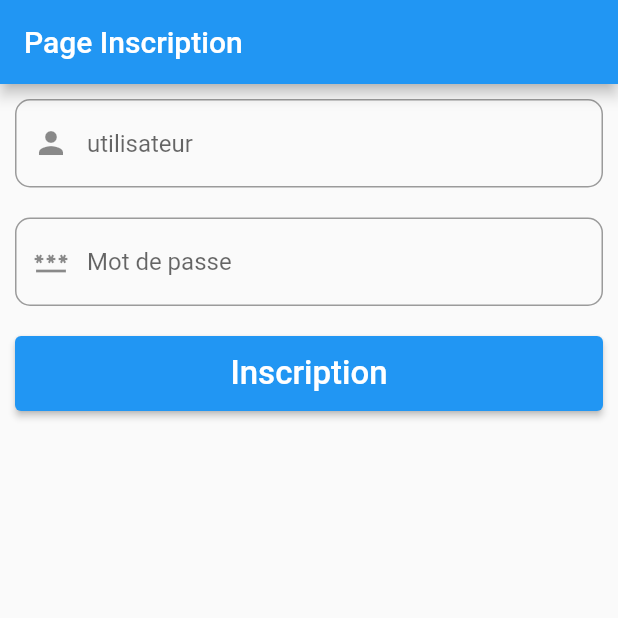
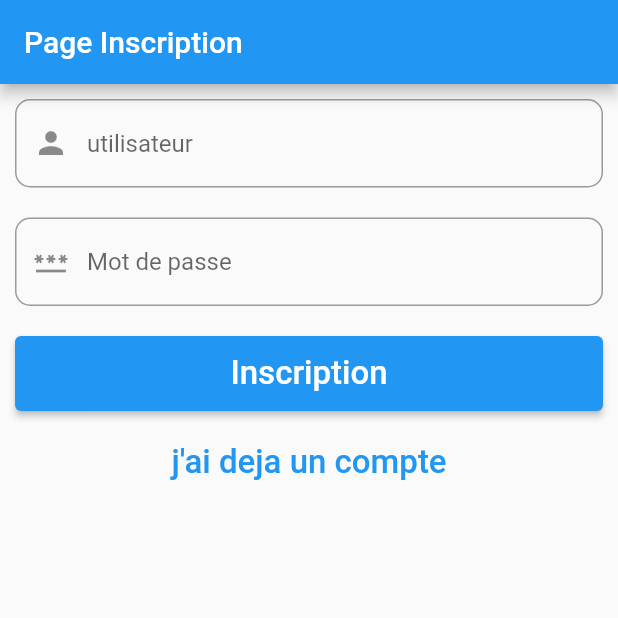
Before and after one commit to rouamansour/Voyage_app, a Flutter app: the screen it shows after launch, on a phone screen of 412 x 824 dp, the top half of it. Run offline on Flutter 3.47's test engine with Material 2 defaults, Android fonts, the phone set to English and light mode, and no system bars.

Commit message:
add button txt

```diff
--- a/voyage/lib/pages/inscription.page.dart
+++ b/voyage/lib/pages/inscription.page.dart
@@ -44,13 +44,13 @@ class InscriptionPage extends StatelessWidget{
                   },
                   child: Text('Inscription',style: TextStyle(fontSize: 22))),
                 ),
-                // TextButton(
-                //   child: Text("j'ai deja un compte",
-                //   style: TextStyle(fontSize: 22)),
-                //   onPressed: (() {
-                //     Navigator.pop(context);
-                //     Navigator.pushNamed(context, '/authentification');
-                //   }))
+                TextButton(
+                  child: Text("j'ai deja un compte",
+                  style: TextStyle(fontSize: 22)),
+                  onPressed: (() {
+                    Navigator.pop(context);
+                    Navigator.pushNamed(context, '/authentification');
+                  }))
         ],
         ) );
 
```
